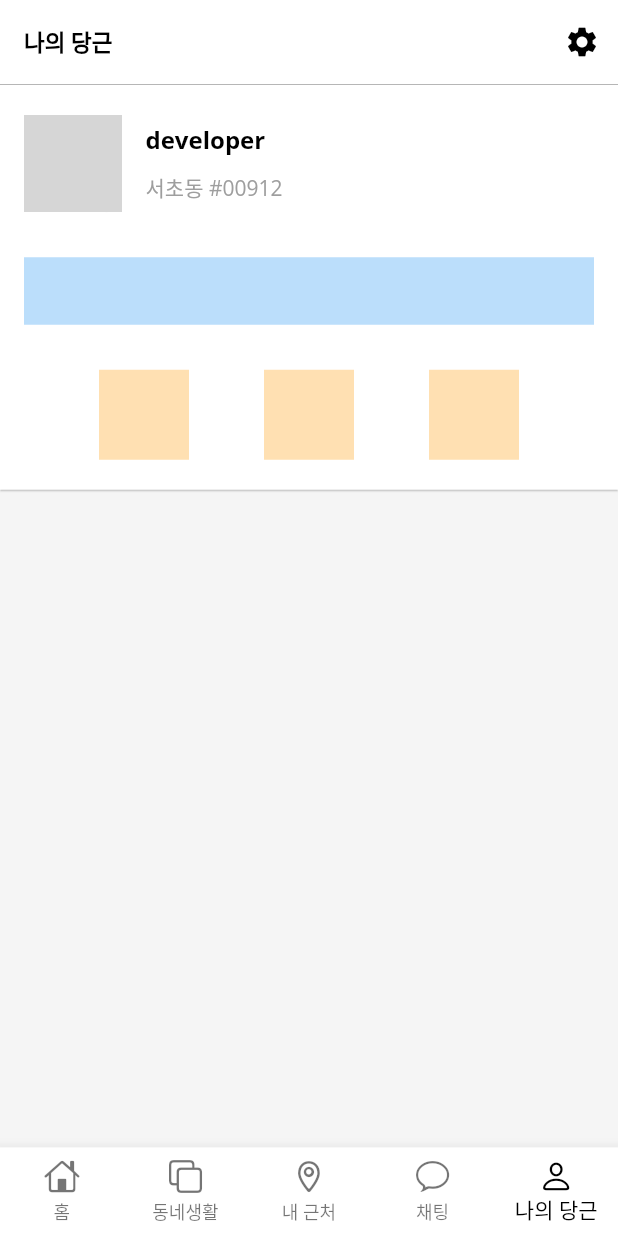
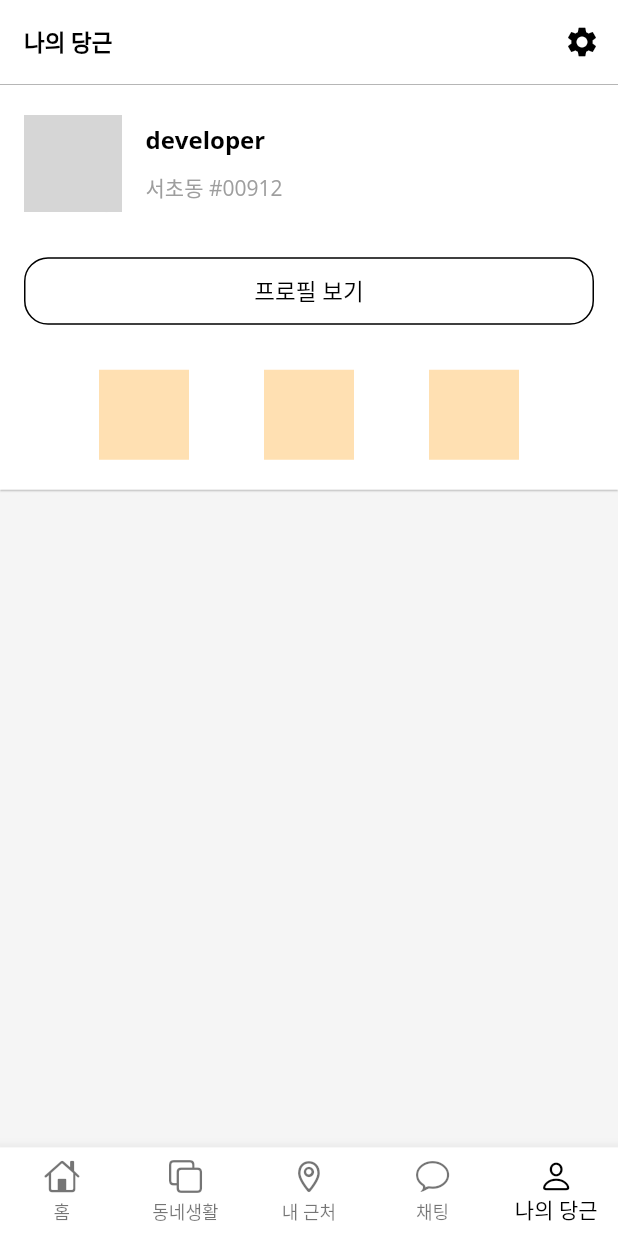
Before and after one commit to kihyeonkwon/carrot_flutter, a Flutter app: the screen it shows after launch, item 5 of the bottom bar chosen, on a phone screen of 412 x 824 dp. Run offline on Flutter 3.47's test engine with Material 2 defaults, Android fonts, the phone set to English and light mode, and no system bars; our stand-ins replace font_awesome_flutter, google_fonts; network calls fail; grey boxes are pictures that could not be loaded.

Commit message:
JKH-111 나의화면만들기 #comment 프로필 보기 버튼 생성

```diff
--- a/lib/screens/my_carrot/components/my_carrot_header.dart
+++ b/lib/screens/my_carrot/components/my_carrot_header.dart
@@ -74,7 +74,22 @@ Widget _buildProfileRow() {
 }
 
 Widget _buildProfileButton() {
-  return Container(color: Colors.blue[100], height: 45);
+  return InkWell(
+      onTap: () {},
+      child: Container(
+        decoration: BoxDecoration(
+            border: Border.all(
+              color: Colors.black,
+              width: 1.0,
+            ),
+            borderRadius: BorderRadius.circular(16)),
+        height: 45,
+        child: Center(
+            child: Text(
+          '프로필 보기',
+          style: textTheme().subtitle1,
+        )),
+      ));
 }
 
 Widget _buildRoundTextButton(String title, IconData iconData) {
```
